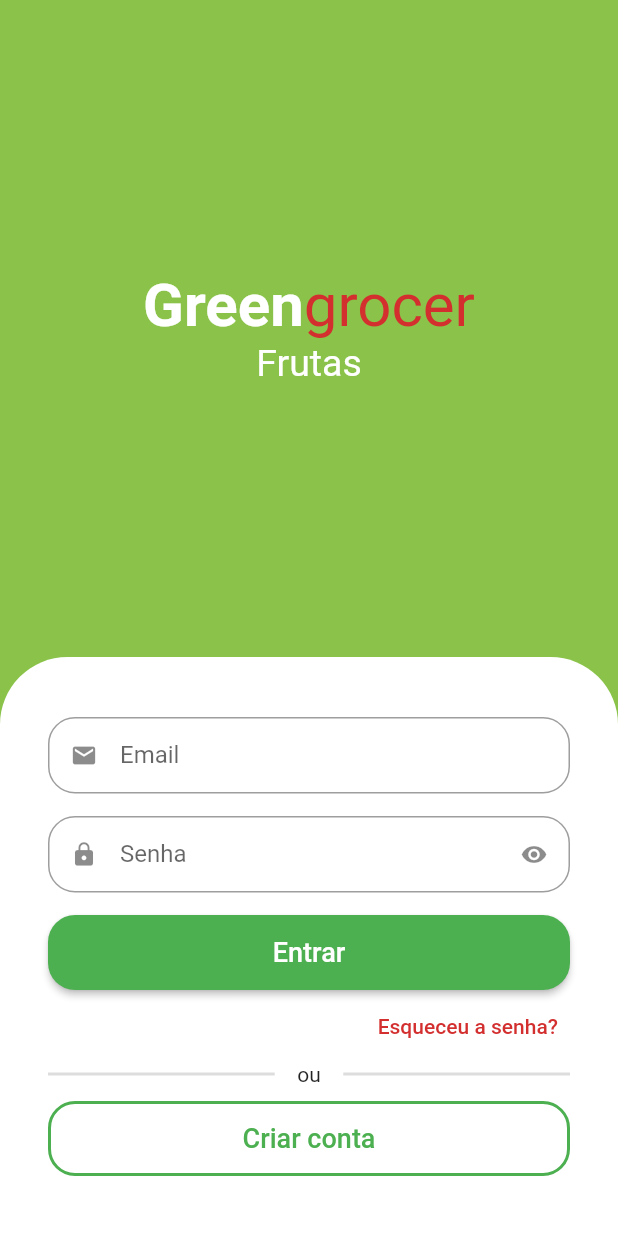
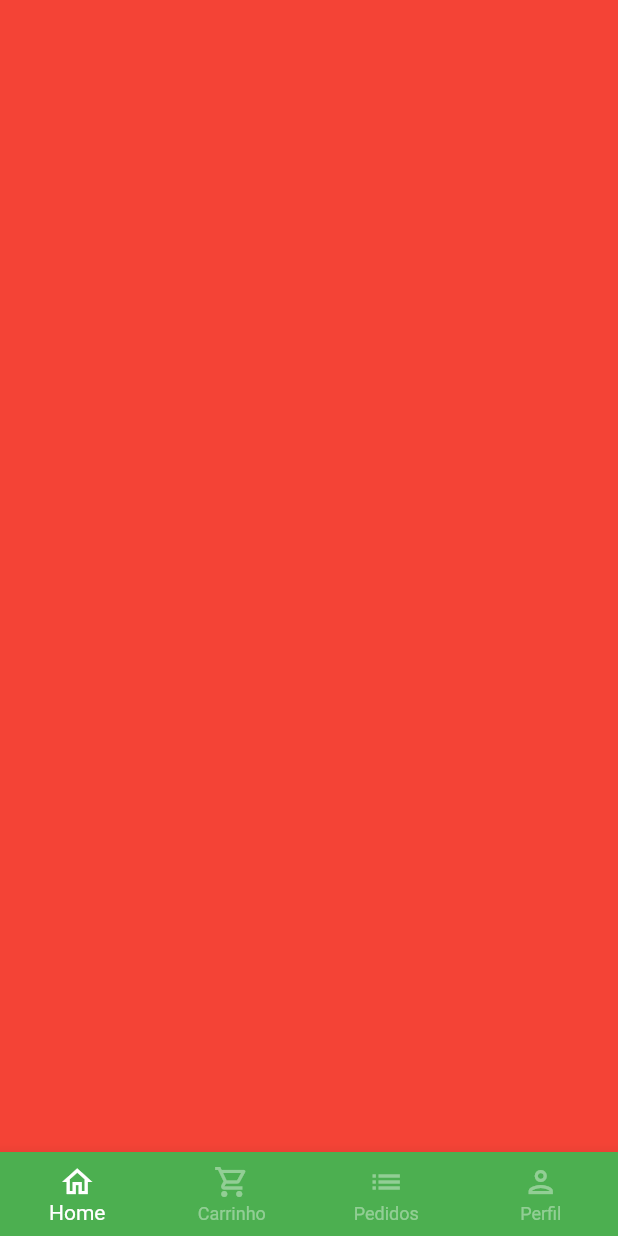
Before and after one commit to FilipeH14/greengrocer, a Flutter app: the screen it shows after launch, after a tap on "Entrar", on a phone screen of 412 x 824 dp. Run offline on Flutter 3.47's test engine with Material 2 defaults, Android fonts, the phone set to English and light mode, and no system bars; drawn by our look-alikes of animated_text_kit; our stand-ins replace mask_text_input_formatter.

Commit message:
tela base

```diff
--- a/lib/src/auth/sign_in_screen.dart
+++ b/lib/src/auth/sign_in_screen.dart
@@ -2,6 +2,7 @@ import 'package:animated_text_kit/animated_text_kit.dart';
 import 'package:flutter/material.dart';
 import 'package:greengrocer/src/auth/components/custom_text_field.dart';
 import 'package:greengrocer/src/auth/sign_up_screen.dart';
+import 'package:greengrocer/src/base/base_screen.dart';
 import 'package:greengrocer/src/config/custom_colors.dart';
 
 class SignInScreen extends StatelessWidget {
@@ -98,7 +99,11 @@ class SignInScreen extends StatelessWidget {
                           'Entrar',
                           style: TextStyle(fontSize: 18),
                         ),
-                        onPressed: () {},
+                        onPressed: () => Navigator.of(context).pushReplacement(
+                          MaterialPageRoute(
+                            builder: (ctx) => const BaseScreen(),
+                          ),
+                        ),
                       ),
                     ),
                     Align(
--- /dev/null
+++ b/lib/src/base/base_screen.dart
@@ -0,0 +1,58 @@
+import 'package:flutter/material.dart';
+
+class BaseScreen extends StatefulWidget {
+  const BaseScreen({Key? key}) : super(key: key);
+
+  @override
+  State<BaseScreen> createState() => _BaseScreenState();
+}
+
+class _BaseScreenState extends State<BaseScreen> {
+  int currentIndex = 0;
+  final pageController = PageController();
+
+  @override
+  Widget build(BuildContext context) {
+    return Scaffold(
+      body: PageView(
+        controller: pageController,
+        physics: const NeverScrollableScrollPhysics(),
+        children: [
+          Container(color: Colors.red),
+          Container(color: Colors.yellow),
+          Container(color: Colors.blue),
+          Container(color: Colors.purple),
+        ],
+      ),
+      bottomNavigationBar: BottomNavigationBar(
+        type: BottomNavigationBarType.fixed,
+        backgroundColor: Colors.green,
+        selectedItemColor: Colors.white,
+        unselectedItemColor: Colors.white.withAlpha(100),
+        currentIndex: currentIndex,
+        onTap: (index) => setState(() {
+          currentIndex = index;
+          pageController.jumpToPage(index);
+        }),
+        items: const [
+          BottomNavigationBarItem(
+            icon: Icon(Icons.home_outlined),
+            label: 'Home',
+          ),
+          BottomNavigationBarItem(
+            icon: Icon(Icons.shopping_cart_outlined),
+            label: 'Carrinho',
+          ),
+          BottomNavigationBarItem(
+            icon: Icon(Icons.list),
+            label: 'Pedidos',
+          ),
+          BottomNavigationBarItem(
+            icon: Icon(Icons.person_outlined),
+            label: 'Perfil',
+          ),
+        ],
+      ),
+    );
+  }
+}
```
Also changed, not shown: lib/src/auth/sign_up_screen.dart (+7 -5 lines).
